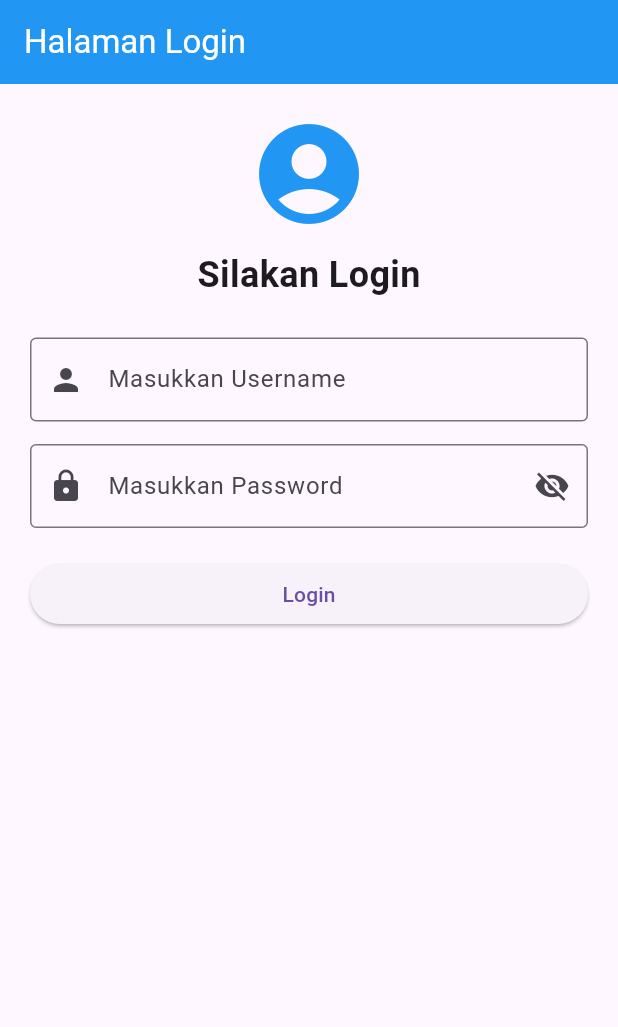
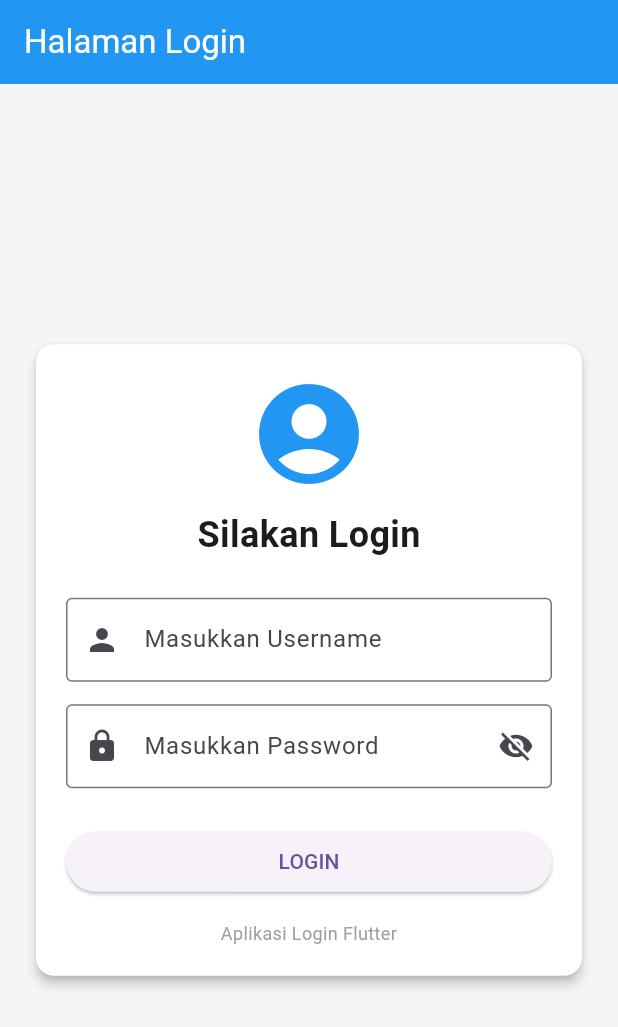
Before and after one commit to rehhhhhhRizkiMaulana/project_flutter_login, a Flutter app: the screen it shows after launch, on a phone screen of 412 x 824 dp. Shown: the top 1027 px of the screen. Run offline on Flutter 3.47's test engine with Material 3 defaults, Android fonts, the phone set to English and light mode, and no system bars; our stand-ins replace shared_preferences.

Commit message:
Upload project Flutter

```diff
--- /dev/null
+++ b/devtools_options.yaml
@@ -0,0 +1,3 @@
+description: This file stores settings for Dart & Flutter DevTools.
+documentation: https://docs.flutter.dev/tools/devtools/extensions#configure-extension-enablement-states
+extensions:
--- a/lib/pages/login_page.dart
+++ b/lib/pages/login_page.dart
@@ -4,7 +4,7 @@ import 'package:flutter/material.dart';
 import '../widgets/header_login.dart';
 import '../widgets/input_field.dart';
 import '../widgets/tombol_utama.dart';
-import '../widgets/kartu_hasil_login.dart';
+import '../services/session_service.dart';
 
 class LoginPage extends StatefulWidget {
   const LoginPage({super.key});
@@ -14,26 +14,36 @@ class LoginPage extends StatefulWidget {
 }
 
 class _LoginPageState extends State<LoginPage> {
-  String _username = '';
-  String _password = '';
-
   final TextEditingController _usernameController =
   TextEditingController();
 
   final TextEditingController _passwordController =
   TextEditingController();
 
-  bool _tampilkanHasil = false;
-
-  // Mengatur password tersembunyi atau terlihat
   bool _sembunyikanPassword = true;
 
-  void _login() {
-    setState(() {
-      _username = _usernameController.text;
-      _password = _passwordController.text;
-      _tampilkanHasil = true;
-    });
+  // Fungsi login
+  Future<void> _login() async {
+    String username = _usernameController.text.trim();
+    String password = _passwordController.text;
+
+    // Memeriksa input kosong
+    if (username.isEmpty || password.isEmpty) {
+      ScaffoldMessenger.of(context).showSnackBar(
+        const SnackBar(
+          content: Text('Username dan password harus diisi!'),
+        ),
+      );
+      return;
+    }
+
+    // Menyimpan sesi login
+    await SessionService.saveSession(username);
+
+    if (!mounted) return;
+
+    // Masuk ke halaman utama
+    Navigator.pushReplacementNamed(context, '/home');
   }
 
   @override
@@ -46,15 +56,27 @@ class _LoginPageState extends State<LoginPage> {
   @override
   Widget build(BuildContext context) {
     return Scaffold(
+      backgroundColor: Colors.grey.shade100,
+
       appBar: AppBar(
         title: const Text('Halaman Login'),
         backgroundColor: Colors.blue,
         foregroundColor: Colors.white,
       ),
-      body: Padding(
+
+      body: Center(
+        child: SingleChildScrollView(
           padding: const EdgeInsets.all(20),
-        child: SingleChildScrollView(
+
+          child: Card(
+            elevation: 3,
+            color: Colors.white,
+
+            child: Padding(
+              padding: const EdgeInsets.all(20),
+
               child: Column(
+                crossAxisAlignment: CrossAxisAlignment.stretch,
                 children: [
                   const HeaderLogin(
                     title: 'Silakan Login',
@@ -62,14 +84,17 @@ class _LoginPageState extends State<LoginPage> {
 
                   const SizedBox(height: 25),
 
+                  // Input Username
                   InputField(
                     controller: _usernameController,
                     hint: 'Masukkan Username',
                     icon: Icons.person,
+                    isPassword: false,
                   ),
 
                   const SizedBox(height: 15),
 
+                  // Input Password
                   InputField(
                     controller: _passwordController,
                     hint: 'Masukkan Password',
@@ -84,21 +109,27 @@ class _LoginPageState extends State<LoginPage> {
                     },
                   ),
 
-              const SizedBox(height: 20),
+                  const SizedBox(height: 25),
 
+                  // Tombol Login
                   TombolUtama(
-                label: 'Login',
+                    label: 'LOGIN',
                     onPressed: _login,
                   ),
 
-              const SizedBox(height: 25),
+                  const SizedBox(height: 15),
 
-              if (_tampilkanHasil)
-                KartuHasilLogin(
-                  username: _username,
-                  password: _password,
+                  const Text(
+                    'Aplikasi Login Flutter',
+                    textAlign: TextAlign.center,
+                    style: TextStyle(
+                      color: Colors.grey,
+                      fontSize: 12,
+                    ),
                   ),
                 ],
+              ),
+            ),
           ),
         ),
       ),
--- /dev/null
+++ b/lib/services/session_service.dart
@@ -0,0 +1,35 @@
+
+import 'package:shared_preferences/shared_preferences.dart';
+
+class SessionService {
+
+  // Menyimpan status login dan username
+  static Future<void> saveSession(String username) async {
+    final prefs = await SharedPreferences.getInstance();
+
+    await prefs.setBool('is_logged_in', true);
+    await prefs.setString('username', username);
+  }
+
+  // Mengecek apakah pengguna sudah login
+  static Future<bool> isLoggedIn() async {
+    final prefs = await SharedPreferences.getInstance();
+
+    return prefs.getBool('is_logged_in') ?? false;
+  }
+
+  // Mengambil username
+  static Future<String> getUsername() async {
+    final prefs = await SharedPreferences.getInstance();
+
+    return prefs.getString('username') ?? '';
+  }
+
+  // Menghapus sesi saat logout
+  static Future<void> logout() async {
+    final prefs = await SharedPreferences.getInstance();
+
+    await prefs.setBool('is_logged_in', false);
+    await prefs.remove('username');
+  }
+}
--- a/pubspec.yaml
+++ b/pubspec.yaml
@@ -34,6 +34,7 @@ dependencies:
   # The following adds the Cupertino Icons font to your application.
   # Use with the CupertinoIcons class for iOS style icons.
   cupertino_icons: ^1.0.8
+  shared_preferences: ^2.5.6
 
 dev_dependencies:
   flutter_test:
@@ -56,6 +57,9 @@ flutter:
   # included with your application, so that you can use the icons in
   # the material Icons class.
   uses-material-design: true
+
+  assets:
+    - assets/images/
 
   # To add assets to your application, add an assets section, like this:
   # assets:
```
Also changed, not shown: lib/main.dart (+58 -2 lines), lib/pages/my_home_page.dart (+78 -26 lines), lib/splash_pages.dart (added, +124 -0 lines), assets/images/Background.png (added), assets/images/Keren.png (added), assets/images/cihuy.png (added), pubspec.lock, 3 other files. Lines whose indentation alone changed are shown as unchanged.
